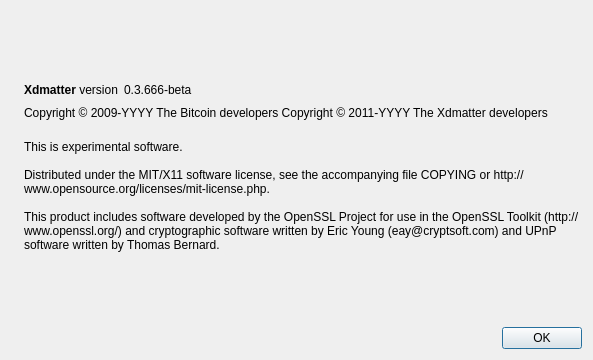
Old version of the form src/qt/forms/aboutdialog.ui in the repository xdmatter/litecoin.
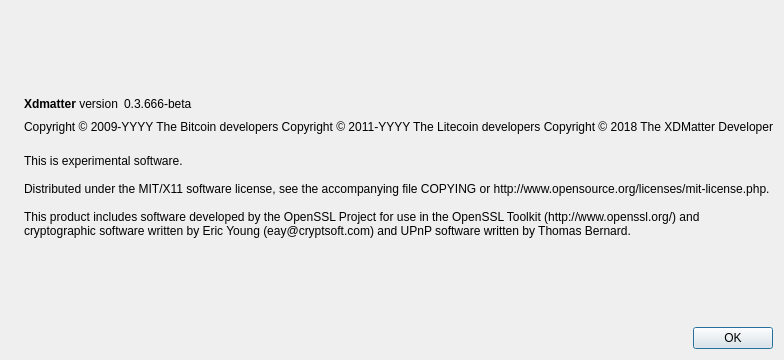
New version of the form. Icons and pictures are not drawn.

Commit message: change res, copyright

Diff of the .ui file:
```diff
--- a/src/qt/forms/aboutdialog.ui
+++ b/src/qt/forms/aboutdialog.ui
@@ -92,7 +92,8 @@
        </property>
        <property name="text">
         <string notr="true">Copyright &amp;copy; 2009-YYYY The Bitcoin developers
-Copyright &amp;copy; 2011-YYYY The Xdmatter developers</string>
+Copyright &amp;copy; 2011-YYYY The Litecoin developers
+Copyright &amp;copy; 2018 The XDMatter Developer</string>
        </property>
        <property name="textFormat">
         <enum>Qt::RichText</enum>
```
The commit also changes 32 other files.
